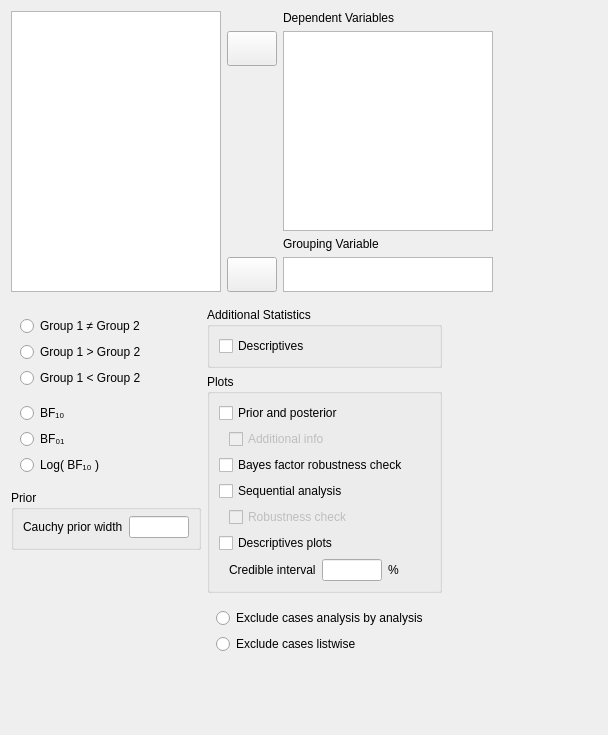
This is JASP-Desktop/analysisforms/ttestbayesianindependentsamplesform.ui in jasp-stats/jasp-desktop as Qt 5 draws it before an edit. The edited form follows.
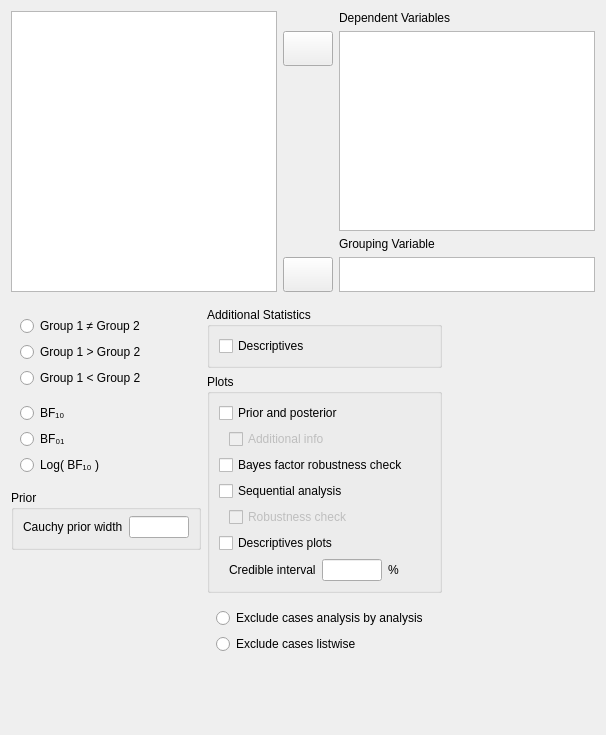
This is the edited form. Custom widgets are drawn as their Qt base class.

```diff
--- a/JASP-Desktop/analysisforms/ttestbayesianindependentsamplesform.ui
+++ b/JASP-Desktop/analysisforms/ttestbayesianindependentsamplesform.ui
@@ -6,10 +6,16 @@
    <rect>
     <x>0</x>
     <y>0</y>
-    <width>608</width>
+    <width>606</width>
     <height>735</height>
    </rect>
   </property>
+  <property name="sizePolicy">
+   <sizepolicy hsizetype="Fixed" vsizetype="Preferred">
+    <horstretch>0</horstretch>
+    <verstretch>0</verstretch>
+   </sizepolicy>
+  </property>
   <property name="windowTitle">
    <string>Form</string>
   </property>
@@ -17,7 +23,7 @@
    <item>
     <widget class="QWidget" name="topWidget" native="true">
      <property name="sizePolicy">
-      <sizepolicy hsizetype="Fixed" vsizetype="Fixed">
+      <sizepolicy hsizetype="Expanding" vsizetype="Fixed">
        <horstretch>0</horstretch>
        <verstretch>0</verstretch>
       </sizepolicy>
@@ -44,7 +50,7 @@
       <item row="0" column="1">
        <widget class="QWidget" name="widget_7" native="true">
         <property name="sizePolicy">
-         <sizepolicy hsizetype="Fixed" vsizetype="Fixed">
+         <sizepolicy hsizetype="Preferred" vsizetype="Fixed">
           <horstretch>0</horstretch>
           <verstretch>0</verstretch>
          </sizepolicy>
@@ -100,14 +106,20 @@
          <item row="7" column="1">
           <widget class="BoundListView" name="groupingVariable">
            <property name="sizePolicy">
-            <sizepolicy hsizetype="Fixed" vsizetype="Fixed">
+            <sizepolicy hsizetype="Preferred" vsizetype="Fixed">
              <horstretch>0</horstretch>
              <verstretch>0</verstretch>
             </sizepolicy>
            </property>
+           <property name="minimumSize">
+            <size>
+             <width>0</width>
+             <height>0</height>
+            </size>
+           </property>
            <property name="maximumSize">
             <size>
-             <width>210</width>
+             <width>16777215</width>
              <height>35</height>
             </size>
            </property>
@@ -158,20 +170,20 @@
          <item row="1" column="1" rowspan="2">
           <widget class="BoundListView" name="variables">
            <property name="sizePolicy">
-            <sizepolicy hsizetype="Fixed" vsizetype="Fixed">
+            <sizepolicy hsizetype="Preferred" vsizetype="Fixed">
              <horstretch>0</horstretch>
              <verstretch>1</verstretch>
             </sizepolicy>
            </property>
            <property name="minimumSize">
             <size>
-             <width>210</width>
+             <width>0</width>
              <height>200</height>
             </size>
            </property>
            <property name="maximumSize">
             <size>
-             <width>210</width>
+             <width>16777215</width>
              <height>200</height>
             </size>
            </property>
@@ -186,20 +198,20 @@
       <item row="0" column="0">
        <widget class="AvailableFieldsListView" name="listAvailableFields">
         <property name="sizePolicy">
-         <sizepolicy hsizetype="Fixed" vsizetype="Expanding">
+         <sizepolicy hsizetype="Preferred" vsizetype="Expanding">
           <horstretch>0</horstretch>
           <verstretch>0</verstretch>
          </sizepolicy>
         </property>
         <property name="minimumSize">
          <size>
-          <width>210</width>
+          <width>0</width>
           <height>0</height>
          </size>
         </property>
         <property name="maximumSize">
          <size>
-          <width>210</width>
+          <width>16777215</width>
           <height>16777215</height>
          </size>
         </property>
```
